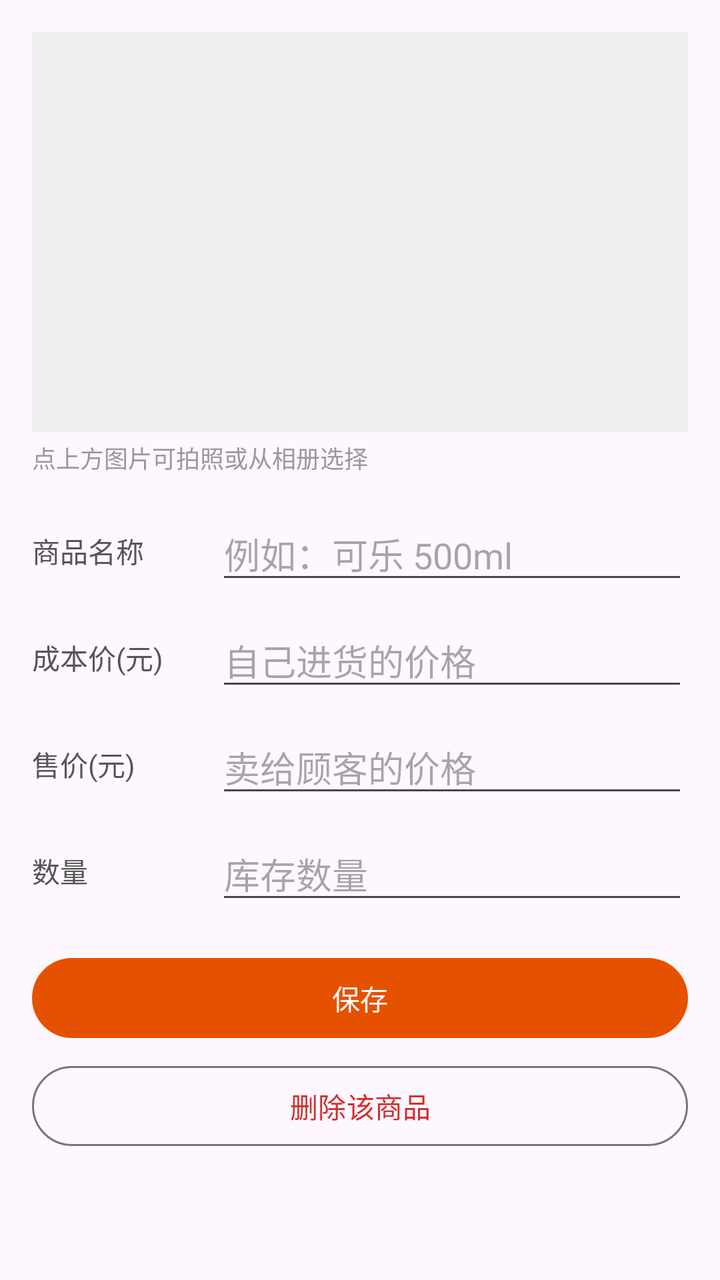
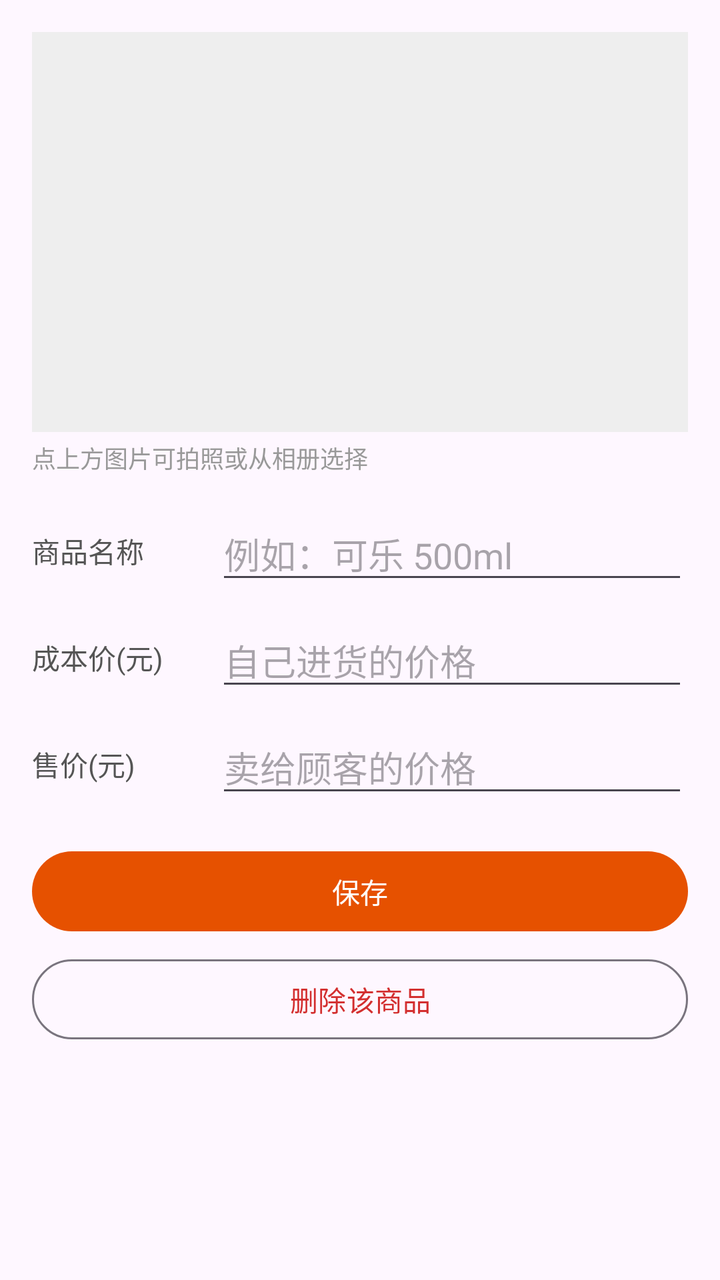

The first picture is an Android layout as it rendered before a commit; the second is the same layout after the commit. The layout source and the unified diff follow.
<!-- AndroidManifest.xml: application theme Theme.Shop -->
<!-- res/layout/activity_edit_item.xml -->
<?xml version="1.0" encoding="utf-8"?>
<ScrollView xmlns:android="http://schemas.android.com/apk/res/android"
    android:layout_width="match_parent"
    android:layout_height="match_parent">

    <LinearLayout
        android:layout_width="match_parent"
        android:layout_height="wrap_content"
        android:orientation="vertical"
        android:padding="16dp">

        <ImageView
            android:id="@+id/ivPhoto"
            android:layout_width="match_parent"
            android:layout_height="200dp"
            android:background="#EEEEEE"
            android:contentDescription="商品图片"
            android:scaleType="fitCenter" />

        <TextView
            android:layout_width="match_parent"
            android:layout_height="wrap_content"
            android:layout_marginTop="4dp"
            android:text="点上方图片可拍照或从相册选择"
            android:textColor="#999999"
            android:textSize="12sp" />

        <LinearLayout
            android:layout_width="match_parent"
            android:layout_height="wrap_content"
            android:layout_marginTop="16dp"
            android:gravity="center_vertical"
            android:orientation="horizontal">

            <TextView
                android:layout_width="92dp"
                android:layout_height="wrap_content"
                android:text="商品名称"
                android:textColor="#555555"
                android:textSize="14sp" />

            <EditText
                android:id="@+id/etName"
                android:layout_width="0dp"
                android:layout_height="wrap_content"
                android:layout_weight="1"
                android:hint="例如：可乐 500ml"
                android:inputType="text"
                android:maxLines="1" />
        </LinearLayout>

        <LinearLayout
            android:layout_width="match_parent"
            android:layout_height="wrap_content"
            android:layout_marginTop="10dp"
            android:gravity="center_vertical"
            android:orientation="horizontal">

            <TextView
                android:layout_width="92dp"
                android:layout_height="wrap_content"
                android:text="成本价(元)"
                android:textColor="#555555"
                android:textSize="14sp" />

            <EditText
                android:id="@+id/etCost"
                android:layout_width="0dp"
                android:layout_height="wrap_content"
                android:layout_weight="1"
                android:hint="自己进货的价格"
                android:inputType="numberDecimal" />
        </LinearLayout>

        <LinearLayout
            android:layout_width="match_parent"
            android:layout_height="wrap_content"
            android:layout_marginTop="10dp"
            android:gravity="center_vertical"
            android:orientation="horizontal">

            <TextView
                android:layout_width="92dp"
                android:layout_height="wrap_content"
                android:text="售价(元)"
                android:textColor="#555555"
                android:textSize="14sp" />

            <EditText
                android:id="@+id/etPrice"
                android:layout_width="0dp"
                android:layout_height="wrap_content"
                android:layout_weight="1"
                android:hint="卖给顾客的价格"
                android:inputType="numberDecimal" />
        </LinearLayout>

        <LinearLayout
            android:layout_width="match_parent"
            android:layout_height="wrap_content"
            android:layout_marginTop="10dp"
            android:gravity="center_vertical"
            android:orientation="horizontal">

            <TextView
                android:layout_width="92dp"
                android:layout_height="wrap_content"
                android:text="数量"
                android:textColor="#555555"
                android:textSize="14sp" />

            <EditText
                android:id="@+id/etQty"
                android:layout_width="0dp"
                android:layout_height="wrap_content"
                android:layout_weight="1"
                android:hint="库存数量"
                android:inputType="numberDecimal" />
        </LinearLayout>

        <Button
            android:id="@+id/btnSave"
            android:layout_width="match_parent"
            android:layout_height="wrap_content"
            android:layout_marginTop="18dp"
            android:text="保存" />

        <Button
            android:id="@+id/btnDelete"
            style="@style/Widget.Material3.Button.OutlinedButton"
            android:layout_width="match_parent"
            android:layout_height="wrap_content"
            android:layout_marginTop="6dp"
            android:text="删除该商品"
            android:textColor="#D32F2F" />
    </LinearLayout>
</ScrollView>
<!-- resources referenced by this layout -->
<resources>
  <style name="Theme.Shop" parent="Theme.Material3.DayNight">
          <item name="colorPrimary">@color/primary</item>
      </style>
  <color name="primary">#E65100</color>
</resources>

<!-- the commit's change to res/layout/activity_edit_item.xml (unified diff, before → after) -->
@@ -95,29 +95,6 @@
                 android:inputType="numberDecimal" />
         </LinearLayout>
 
-        <LinearLayout
-            android:layout_width="match_parent"
-            android:layout_height="wrap_content"
-            android:layout_marginTop="10dp"
-            android:gravity="center_vertical"
-            android:orientation="horizontal">
-
-            <TextView
-                android:layout_width="92dp"
-                android:layout_height="wrap_content"
-                android:text="数量"
-                android:textColor="#555555"
-                android:textSize="14sp" />
-
-            <EditText
-                android:id="@+id/etQty"
-                android:layout_width="0dp"
-                android:layout_height="wrap_content"
-                android:layout_weight="1"
-                android:hint="库存数量"
-                android:inputType="numberDecimal" />
-        </LinearLayout>
-
         <Button
             android:id="@+id/btnSave"
             android:layout_width="match_parent"
